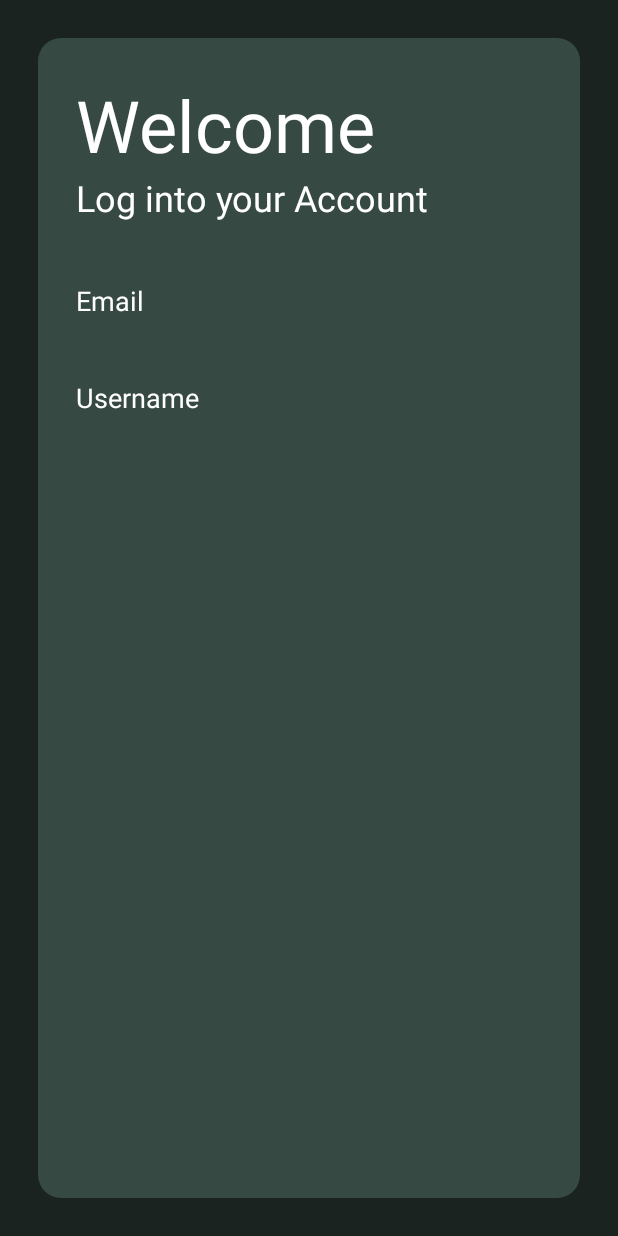
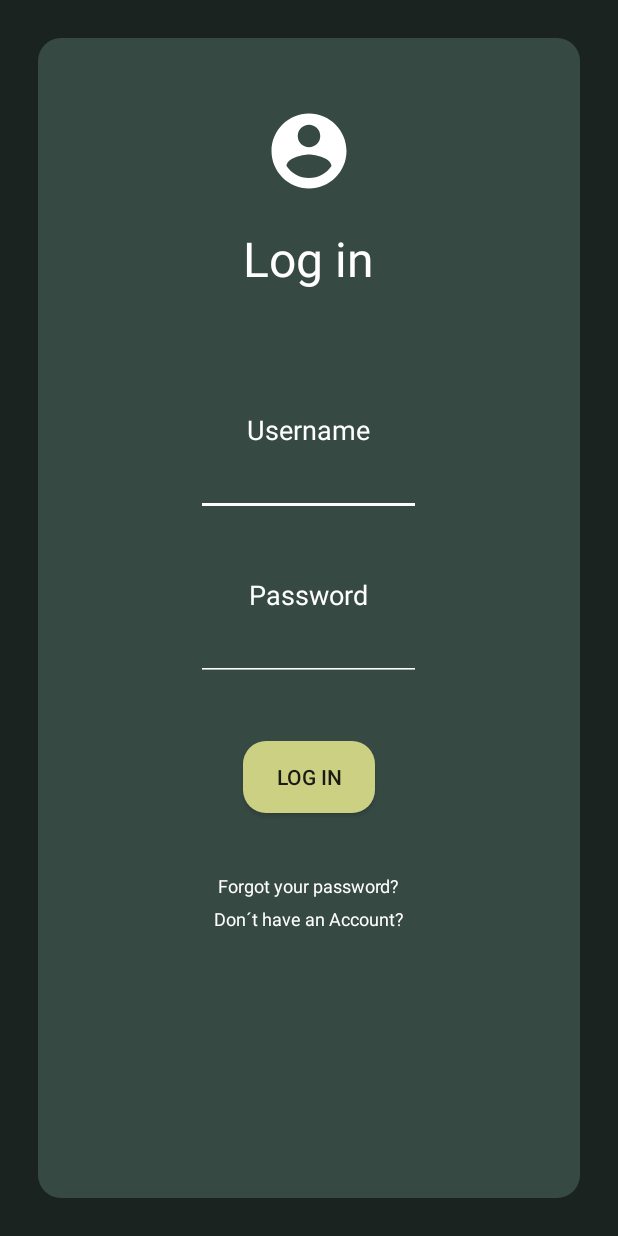
Before and after one commit to Koefte/PJKurs, an Android app: the screen it shows after launch (LoginActivity), on a phone screen of 412 x 824 dp. Run offline under Robolectric (Android 15) with nearby library versions, the light colour scheme and no system bars.

Commit message:
Login Activity UI

```diff
--- a/AndroidApp/app/src/main/java/de/anbeli/dronedelivery/LoginActivity.java
+++ b/AndroidApp/app/src/main/java/de/anbeli/dronedelivery/LoginActivity.java
@@ -1,6 +1,9 @@
 package de.anbeli.dronedelivery;
 
 import android.os.Bundle;
+import android.widget.Button;
+import android.widget.EditText;
+import android.widget.TextView;
 
 import androidx.activity.EdgeToEdge;
 import androidx.appcompat.app.AppCompatActivity;
@@ -10,15 +13,39 @@ import androidx.core.view.WindowInsetsCompat;
 
 public class LoginActivity extends AppCompatActivity {
 
+    EditText username_inp;
+    EditText password_inp;
+    TextView link_signup;
+    TextView link_reset;
+    Button login_btn;
+
+
     @Override
     protected void onCreate(Bundle savedInstanceState) {
         super.onCreate(savedInstanceState);
         EdgeToEdge.enable(this);
         setContentView(R.layout.activity_login);
         ViewCompat.setOnApplyWindowInsetsListener(findViewById(R.id.main), (v, insets) -> {
+
             Insets systemBars = insets.getInsets(WindowInsetsCompat.Type.systemBars());
             v.setPadding(systemBars.left, systemBars.top, systemBars.right, systemBars.bottom);
             return insets;
         });
+
+        username_inp = findViewById(R.id.login_input_username);
+        password_inp = findViewById(R.id.login_input_password);
+        link_signup = findViewById(R.id.login_problem_account);
+        link_reset = findViewById(R.id.login_problem_password);
+        login_btn = findViewById(R.id.login_input_button);
+
+
+
+
     }
+
+    void onSignup() {
+
+    }
+
+
 }
--- /dev/null
+++ b/AndroidApp/app/src/main/res/drawable/baseline_account_circle_24.xml
@@ -0,0 +1,5 @@
+<vector xmlns:android="http://schemas.android.com/apk/res/android" android:height="24dp" android:tint="#000000" android:viewportHeight="24" android:viewportWidth="24" android:width="24dp">
+
+    <path android:fillColor="@android:color/white" android:pathData="M12,2C6.48,2 2,6.48 2,12s4.48,10 10,10 10,-4.48 10,-10S17.52,2 12,2zM12,5c1.66,0 3,1.34 3,3s-1.34,3 -3,3 -3,-1.34 -3,-3 1.34,-3 3,-3zM12,19.2c-2.5,0 -4.71,-1.28 -6,-3.22 0.03,-1.99 4,-3.08 6,-3.08 1.99,0 5.97,1.09 6,3.08 -1.29,1.94 -3.5,3.22 -6,3.22z"/>
+
+</vector>
--- a/AndroidApp/app/src/main/res/layout/activity_login.xml
+++ b/AndroidApp/app/src/main/res/layout/activity_login.xml
@@ -11,23 +11,49 @@
         android:layout_width="match_parent"
         android:layout_height="match_parent"
         android:layout_margin="@dimen/panel_margin"
+
         android:orientation="vertical"
+        android:gravity="center_horizontal"
+
         android:background="@drawable/radius"
         android:padding="@dimen/panel_margin"
         tools:layout_editor_absoluteX="20dp"
         tools:layout_editor_absoluteY="20dp">
 
-        <TextView
-            style="@style/standard_text"
+        <View
+            style="@style/icon_view"
 
-            android:text="@string/title_welcome"
-            android:textSize="@dimen/font_size_header1"
-            />
+            android:layout_margin="@dimen/icon_margin"
+
+            android:background="@drawable/baseline_account_circle_24"
+        />
+
         <TextView
             style="@style/standard_text"
 
             android:text="@string/title_login"
-            android:textSize="@dimen/font_size_header3"
+            android:textSize="@dimen/font_size_header2"
+            />
+
+        <TextView
+            style="@style/standard_text"
+
+            android:paddingTop="80dp"
+
+            android:text="@string/text_input_username"
+            />
+
+        <EditText
+            android:id="@+id/login_input_username"
+
+            style="@style/wrap_content_style"
+
+            android:layout_width="@dimen/input_text_width"
+            android:backgroundTint="@color/white"
+
+            android:textColor="@color/white"
+            android:inputType="textNoSuggestions"
+            android:textAlignment="center"
             />
 
         <TextView
@@ -35,16 +61,59 @@
 
             android:paddingTop="@dimen/topic_split_margin_top"
 
-            android:text="@string/text_input_email"
+            android:text="@string/text_input_password"
+            />
+
+        <EditText
+            android:id="@+id/login_input_password"
+
+            style="@style/wrap_content_style"
+
+            android:layout_width="@dimen/input_text_width"
+            android:backgroundTint="@color/white"
+
+            android:textColor="@color/white"
+            android:inputType="textPassword"
+            android:textAlignment="center"
+            />
+
+        <Button
+            android:id="@+id/login_input_button"
+
+            style="@style/wrap_content_style"
+
+            android:layout_marginTop="@dimen/topic_split_margin_top"
+
+            android:text="@string/text_button_login"
+            android:background="@drawable/button_rounded"
             />
 
         <TextView
+            android:id="@+id/login_problem_password"
+
             style="@style/standard_text"
 
-            android:paddingTop="@dimen/topic_split_margin_top"
+            android:layout_marginTop="@dimen/topic_split_margin_top"
 
-            android:text="@string/text_input_username"
+            android:text="@string/text_password_reset"
+            android:textSize="@dimen/font_size_small"
+
+            android:clickable="true"
             />
+
+        <TextView
+            android:id="@+id/login_problem_account"
+
+            style="@style/standard_text"
+
+            android:layout_marginTop="5dp"
+
+            android:text="@string/text_create_account"
+            android:textSize="@dimen/font_size_small"
+
+            android:clickable="true"
+            />
+
     </LinearLayout>
 
 
--- a/AndroidApp/app/src/main/res/values/dimens.xml
+++ b/AndroidApp/app/src/main/res/values/dimens.xml
@@ -11,6 +11,8 @@
     <dimen name="button_padding">10dp</dimen>
     <dimen name="button_width">150dp</dimen>
 
+    <dimen name="input_text_width">150dp</dimen>
+
     <dimen name="topic_split_margin_top">40dp</dimen>
 
     <dimen name="font_size_header1">48sp</dimen>
@@ -18,4 +20,9 @@
     <dimen name="font_size_header3">24sp</dimen>
 
     <dimen name="font_size_standard">18sp</dimen>
+
+    <dimen name="font_size_small">12sp</dimen>
+
+    <dimen name="icon_size">60dp</dimen>
+    <dimen name="icon_margin">20dp</dimen>
 </resources>
--- a/AndroidApp/app/src/main/res/values/strings.xml
+++ b/AndroidApp/app/src/main/res/values/strings.xml
@@ -5,12 +5,14 @@
     <string name="title_dashboard">Dashboard</string>
     <string name="title_notifications">Notifications</string>
 
-    <string name="title_welcome">Welcome</string>
+    <string name="title_login">Log in</string>
 
-    <string name="title_login">Log into your Account</string>
     <string name="text_input_username">Username</string>
     <string name="text_input_email">Email</string>
+    <string name="text_input_password">Password</string>
+
+    <string name="text_password_reset">Forgot your password?</string>
+    <string name="text_create_account">Don´t have an Account?</string>
+
     <string name="text_button_login">Log In</string>
-
-    <string name="password_placeholder">password123</string>
 </resources>
--- a/AndroidApp/app/src/main/res/values/styles.xml
+++ b/AndroidApp/app/src/main/res/values/styles.xml
@@ -1,13 +1,26 @@
 <?xml version="1.0" encoding="utf-8"?>
 <resources>
-    <style name="standard_text" parent="TextAppearance.AppCompat">
-        <item name="android:textColor">@color/white</item>
+    <style name="wrap_content_style">
         <item name="android:layout_width">wrap_content</item>
         <item name="android:layout_height">wrap_content</item>
+    </style>
+
+    <style name="standard_text" parent="wrap_content_style">
+        <item name="android:textColor">@color/white</item>
         <item name="android:textSize">@dimen/font_size_standard</item>
     </style>
 
     <style name="button">
         <item name="android:textColor">@color/white</item>
     </style>
+
+    <style name="icon_view">
+        <item name="android:layout_height">@dimen/icon_size</item>
+        <item name="android:layout_width">@dimen/icon_size</item>
+        <item name="android:backgroundTint">@color/white</item>
+    </style>
+
+    <style name="input_text" parent="wrap_content_style">
+        <item name="android:layout_width">@dimen/input_text_width</item>
+    </style>
 </resources>
```
